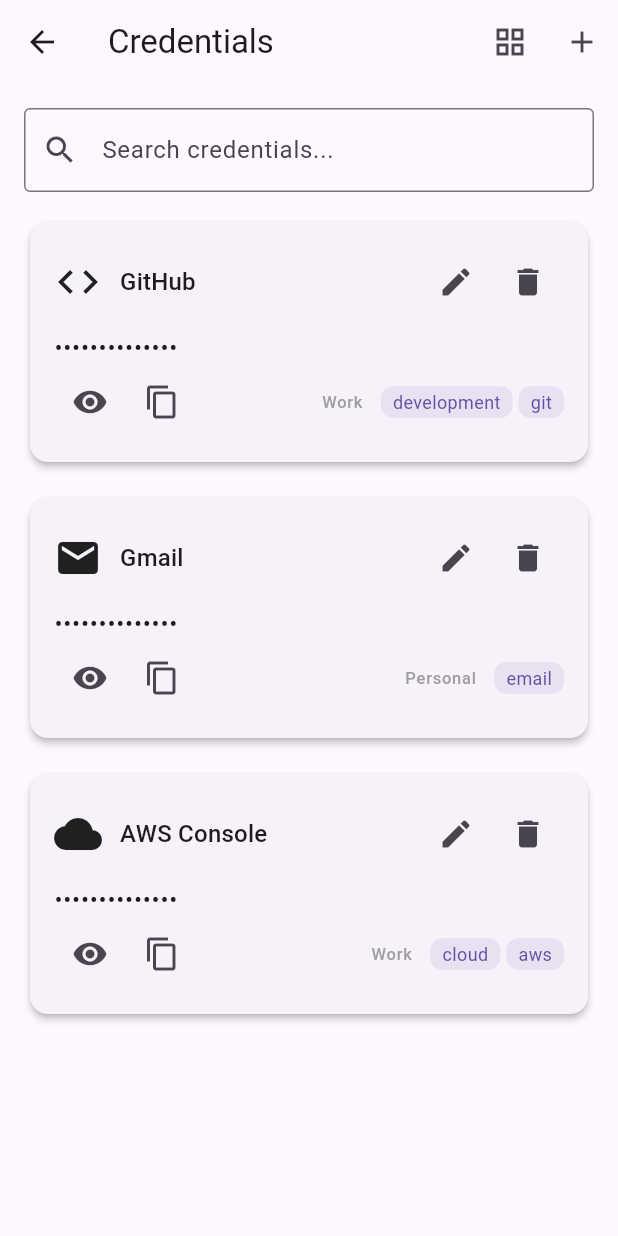
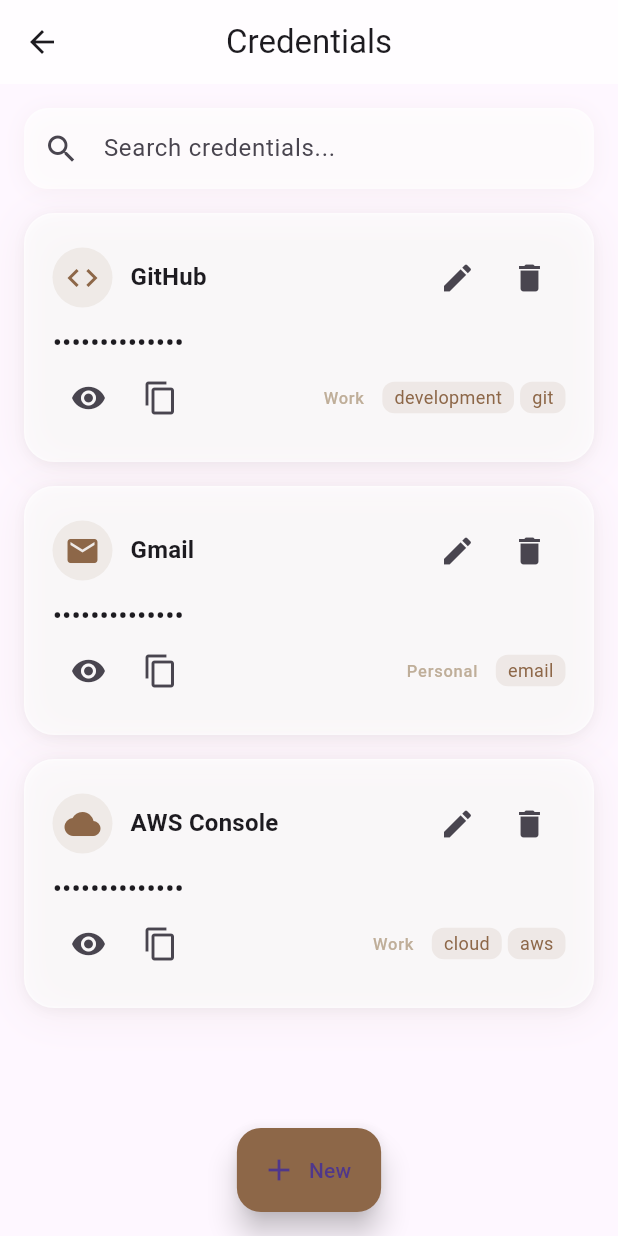
Before and after one commit to whisperrnote/authapp, a Flutter app: the CredentialsScreen screen opened directly, on a phone screen of 412 x 824 dp. Run offline on Flutter 3.47's test engine with Material 3 defaults, Android fonts, the phone set to English and light mode, and no system bars.

Commit message:
🔒️  Enhance UI of CredentialsScreen, BottomBar, and Sidebar with glassmorphism effects and improved styling

```diff
--- a/lib/screens/credentials_screen.dart
+++ b/lib/screens/credentials_screen.dart
@@ -99,22 +99,44 @@
 
   Widget _buildCredentialCard(Map<String, dynamic> cred) {
     final isRevealed = _revealed.contains(cred['id']);
-    return Card(
-      elevation: 2,
-      shape: RoundedRectangleBorder(borderRadius: BorderRadius.circular(12)),
+    return Container(
+      decoration: BoxDecoration(
+        color: Colors.white.withOpacity(0.7),
+        borderRadius: BorderRadius.circular(20),
+        boxShadow: [
+          BoxShadow(
+            color: const Color(0xFF8D6748).withOpacity(0.08),
+            blurRadius: 24,
+            offset: const Offset(0, 4),
+          ),
+          BoxShadow(
+            color: Colors.black.withOpacity(0.04),
+            blurRadius: 6,
+            offset: const Offset(0, 1.5),
+          ),
+        ],
+        border: Border.all(color: Colors.white.withOpacity(0.3)),
+        // Glassmorphism effect
+        // (Flutter web: use BackdropFilter for real blur, but for mobile, this is enough)
+      ),
       child: Padding(
-        padding: const EdgeInsets.all(16),
+        padding: const EdgeInsets.all(18),
         child: Column(
           crossAxisAlignment: CrossAxisAlignment.start,
           children: [
             Row(
               children: [
-                Icon(cred['favicon'], size: 32),
+                CircleAvatar(
+                  backgroundColor: const Color(0xFFBFAE99).withOpacity(0.18),
+                  child: Icon(cred['favicon'], color: const Color(0xFF8D6748)),
+                ),
                 const SizedBox(width: 12),
                 Expanded(
                   child: Text(
                     cred['name'],
-                    style: Theme.of(context).textTheme.titleMedium,
+                    style: Theme.of(context).textTheme.titleMedium?.copyWith(
+                      fontWeight: FontWeight.bold,
+                    ),
                   ),
                 ),
                 IconButton(
@@ -136,7 +158,9 @@
             const SizedBox(height: 8),
             Text(
               isRevealed ? cred['username'] : '••••••••••••••',
-              style: Theme.of(context).textTheme.bodyLarge,
+              style: Theme.of(
+                context,
+              ).textTheme.bodyLarge?.copyWith(fontWeight: FontWeight.bold),
             ),
             Row(
               children: [
@@ -155,9 +179,9 @@
                 const Spacer(),
                 Text(
                   cred['folder'],
-                  style: Theme.of(
-                    context,
-                  ).textTheme.labelSmall?.copyWith(color: Colors.grey),
+                  style: Theme.of(context).textTheme.labelSmall?.copyWith(
+                    color: const Color(0xFFBFAE99),
+                  ),
                 ),
                 const SizedBox(width: 8),
                 ...cred['tags']
@@ -169,15 +193,13 @@
                           vertical: 2,
                         ),
                         decoration: BoxDecoration(
-                          color: Theme.of(
-                            context,
-                          ).colorScheme.primary.withOpacity(0.1),
+                          color: const Color(0xFF8D6748).withOpacity(0.10),
                           borderRadius: BorderRadius.circular(8),
                         ),
                         child: Text(
                           tag,
-                          style: TextStyle(
-                            color: Theme.of(context).colorScheme.primary,
+                          style: const TextStyle(
+                            color: Color(0xFF8D6748),
                             fontSize: 12,
                           ),
                         ),
@@ -194,7 +216,10 @@
                     Expanded(
                       child: SelectableText(
                         cred['password'],
-                        style: const TextStyle(fontFamily: 'monospace'),
+                        style: const TextStyle(
+                          fontFamily: 'monospace',
+                          color: Color(0xFF8D6748),
+                        ),
                       ),
                     ),
                     IconButton(
@@ -219,37 +244,37 @@
       child: Scaffold(
         appBar: AppBar(
           title: const Text('Credentials'),
-          actions: [
-            IconButton(
-              icon: Icon(isGrid ? Icons.list : Icons.grid_view),
-              tooltip: isGrid ? 'List view' : 'Grid view',
-              onPressed: () {
-                setState(() {
-                  _viewMode = isGrid ? 'list' : 'grid';
-                });
-              },
-            ),
-            IconButton(
-              icon: const Icon(Icons.add),
-              tooltip: 'Add Credential',
-              onPressed: () {
-                Navigator.of(context).pushNamed('/credentials/new');
-              },
-            ),
-          ],
+          backgroundColor: Colors.white.withOpacity(0.7),
+          elevation: 0,
+          centerTitle: true,
         ),
         body: Padding(
           padding: const EdgeInsets.all(16),
           child: Column(
             children: [
-              // Search bar
-              TextField(
-                decoration: const InputDecoration(
-                  prefixIcon: Icon(Icons.search),
-                  hintText: 'Search credentials...',
-                  border: OutlineInputBorder(),
+              // Glassmorphic Search bar
+              Container(
+                decoration: BoxDecoration(
+                  color: Colors.white.withOpacity(0.7),
+                  borderRadius: BorderRadius.circular(16),
+                  boxShadow: [
+                    BoxShadow(
+                      color: const Color(0xFF8D6748).withOpacity(0.06),
+                      blurRadius: 12,
+                      offset: const Offset(0, 2),
+                    ),
+                  ],
+                  border: Border.all(color: Colors.white.withOpacity(0.3)),
                 ),
-                onChanged: (v) => setState(() => _search = v),
+                child: TextField(
+                  decoration: const InputDecoration(
+                    prefixIcon: Icon(Icons.search),
+                    hintText: 'Search credentials...',
+                    border: InputBorder.none,
+                    contentPadding: EdgeInsets.symmetric(vertical: 14),
+                  ),
+                  onChanged: (v) => setState(() => _search = v),
+                ),
               ),
               const SizedBox(height: 16),
               // List/Grid
@@ -284,6 +309,16 @@
             ],
           ),
         ),
+        floatingActionButton: FloatingActionButton.extended(
+          onPressed: () {
+            Navigator.of(context).pushNamed('/credentials/new');
+          },
+          icon: const Icon(Icons.add),
+          label: const Text('New'),
+          backgroundColor: const Color(0xFF8D6748),
+          elevation: 8,
+        ),
+        floatingActionButtonLocation: FloatingActionButtonLocation.centerFloat,
       ),
     );
   }
```
Also changed, not shown: lib/widgets/bottom_bar.dart (+49 -11 lines), lib/widgets/sidebar.dart (+80 -10 lines).
